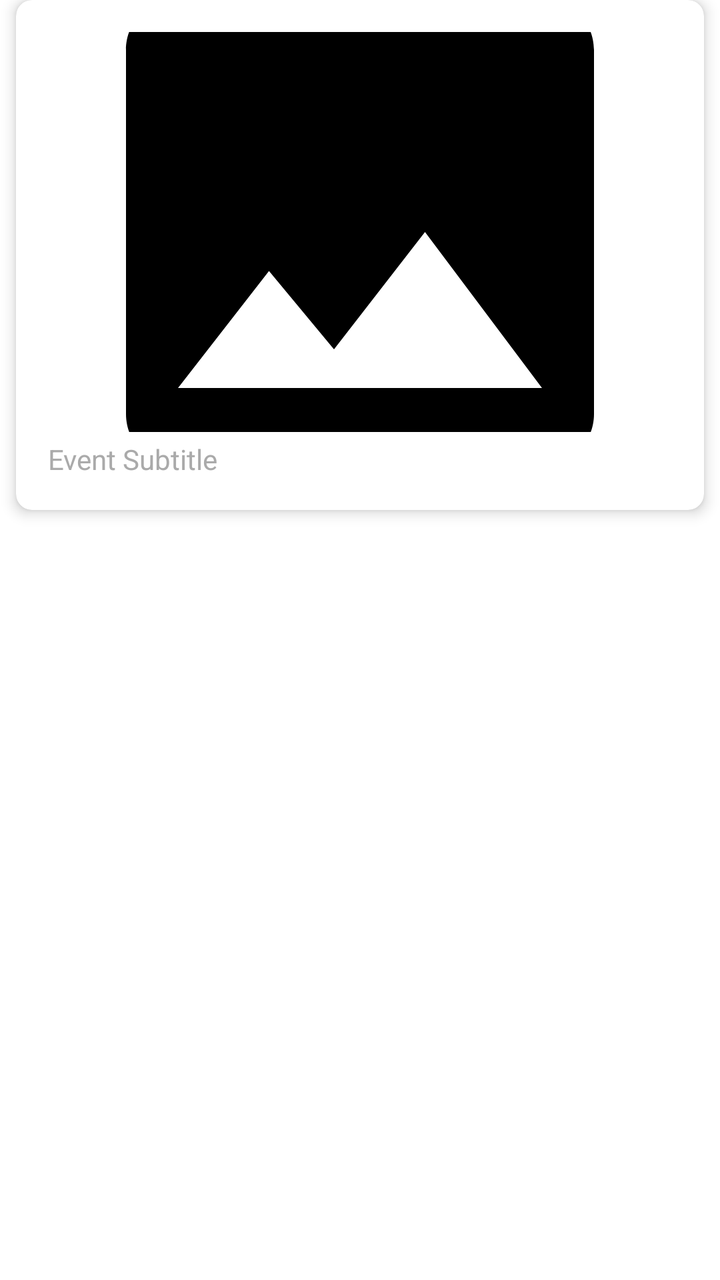
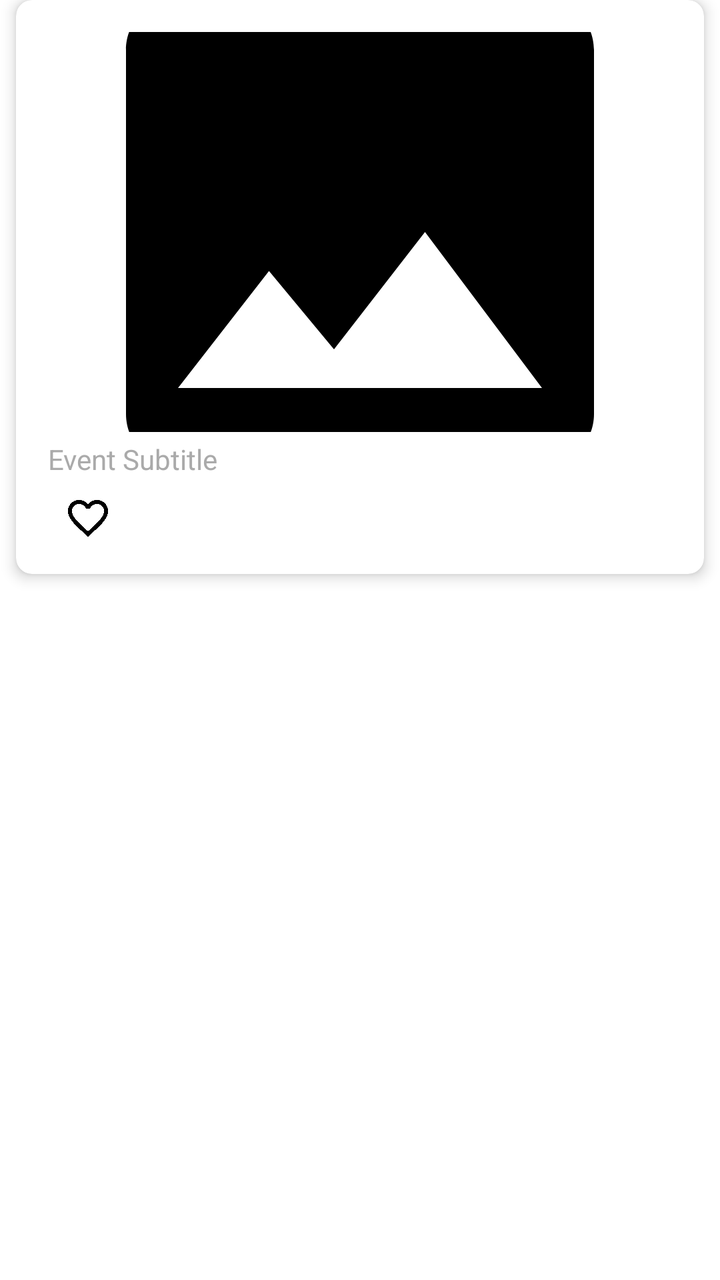

Two renders of the same Android screen: before a commit and after it. Below are the layout's source before the change and the commit's diff.
<!-- AndroidManifest.xml: application theme Theme.AplikasiDicodingEvent -->
<!-- res/layout/item_image_finish.xml -->
<?xml version="1.0" encoding="utf-8"?>
<androidx.constraintlayout.widget.ConstraintLayout
    xmlns:android="http://schemas.android.com/apk/res/android"
    xmlns:app="http://schemas.android.com/apk/res-auto"
    xmlns:tools="http://schemas.android.com/tools"
    android:layout_width="match_parent"
    android:layout_height="wrap_content">

    <androidx.cardview.widget.CardView
        android:layout_width="match_parent"
        android:layout_height="wrap_content"
        android:layout_margin="8dp"
        app:cardCornerRadius="8dp"
        app:cardElevation="4dp"
        tools:ignore="MissingConstraints">

        <LinearLayout
            android:layout_width="match_parent"
            android:layout_height="match_parent"
            android:orientation="vertical"
            android:padding="8dp"
            android:layout_margin="8dp">

            <ImageView
                android:id="@+id/eventImage"
                android:layout_width="match_parent"
                android:layout_height="200dp"
                android:scaleType="centerCrop"
                android:contentDescription="@string/title_image"
                android:src="@drawable/baseline_image_24" />

            <TextView
                android:id="@+id/textDashboard"
                android:layout_width="match_parent"
                android:layout_height="wrap_content"
                android:layout_marginTop="4dp"
                android:text="@string/event_subtitle"
                android:textColor="@android:color/darker_gray"
                android:textSize="14sp" />
        </LinearLayout>
    </androidx.cardview.widget.CardView>
</androidx.constraintlayout.widget.ConstraintLayout>
<!-- resources referenced by this layout -->
<resources>
  <!-- drawable baseline_image_24 (drawable) -->
  <vector xmlns:android="http://schemas.android.com/apk/res/android" android:height="24dp" android:tint="#000000" android:viewportHeight="24" android:viewportWidth="24" android:width="24dp">
        
      <path android:fillColor="@android:color/white" android:pathData="M21,19V5c0,-1.1 -0.9,-2 -2,-2H5c-1.1,0 -2,0.9 -2,2v14c0,1.1 0.9,2 2,2h14c1.1,0 2,-0.9 2,-2zM8.5,13.5l2.5,3.01L14.5,12l4.5,6H5l3.5,-4.5z"/>
      
  </vector>
  <string name="event_subtitle">Event Subtitle</string>
  <string name="title_image">Gambar</string>
  <style name="Theme.AplikasiDicodingEvent" parent="Theme.MaterialComponents.DayNight.DarkActionBar">
          
          <item name="colorPrimary">@color/purple_500</item>
          <item name="colorPrimaryVariant">@color/black</item>
          <item name="colorOnPrimary">@color/white</item>
          
          <item name="colorSecondary">@color/teal_200</item>
          <item name="colorSecondaryVariant">@color/teal_700</item>
          <item name="colorOnSecondary">@color/black</item>
          
          <item name="android:statusBarColor">?attr/colorPrimaryVariant</item>
          
      </style>
  <color name="purple_500">#2563EB</color>
  <color name="black">#FF000000</color>
  <color name="white">#FFFFFF</color>
  <color name="teal_200">#FF03DAC5</color>
  <color name="teal_700">#FF018786</color>
</resources>

<!-- the commit's change to res/layout/item_image_finish.xml (unified diff, before → after) -->
@@ -37,6 +37,17 @@
                 android:text="@string/event_subtitle"
                 android:textColor="@android:color/darker_gray"
                 android:textSize="14sp" />
+
+            <ImageView
+                android:id="@+id/iv_favorite"
+                android:layout_width="wrap_content"
+                android:layout_height="wrap_content"
+                android:layout_marginStart="8dp"
+                android:layout_marginTop="8dp"
+                android:contentDescription="@string/save_favorite"
+                android:src="@drawable/ic_favorite_border_24"
+                app:layout_constraintStart_toStartOf="@id/eventImage"
+                app:layout_constraintTop_toTopOf="@+id/eventImage" />
         </LinearLayout>
     </androidx.cardview.widget.CardView>
 </androidx.constraintlayout.widget.ConstraintLayout>
<!-- resource entries referenced after the edit -->
@@ -6,7 +6,14 @@
       <path android:fillColor="@android:color/white" android:pathData="M21,19V5c0,-1.1 -0.9,-2 -2,-2H5c-1.1,0 -2,0.9 -2,2v14c0,1.1 0.9,2 2,2h14c1.1,0 2,-0.9 2,-2zM8.5,13.5l2.5,3.01L14.5,12l4.5,6H5l3.5,-4.5z"/>
       
   </vector>
+  <!-- drawable ic_favorite_border_24 (drawable) -->
+  <vector xmlns:android="http://schemas.android.com/apk/res/android" android:height="24dp" android:tint="#000000" android:viewportHeight="24" android:viewportWidth="24" android:width="24dp">
+        
+      <path android:fillColor="@android:color/white" android:pathData="M16.5,3c-1.74,0 -3.41,0.81 -4.5,2.09C10.91,3.81 9.24,3 7.5,3 4.42,3 2,5.42 2,8.5c0,3.78 3.4,6.86 8.55,11.54L12,21.35l1.45,-1.32C18.6,15.36 22,12.28 22,8.5 22,5.42 19.58,3 16.5,3zM12.1,18.55l-0.1,0.1 -0.1,-0.1C7.14,14.24 4,11.39 4,8.5 4,6.5 5.5,5 7.5,5c1.54,0 3.04,0.99 3.57,2.36h1.87C13.46,5.99 14.96,5 16.5,5c2,0 3.5,1.5 3.5,3.5 0,2.89 -3.14,5.74 -7.9,10.05z"/>
+      
+  </vector>
   <string name="event_subtitle">Event Subtitle</string>
+  <string name="save_favorite">Save Favorite ?</string>
   <string name="title_image">Gambar</string>
   <style name="Theme.AplikasiDicodingEvent" parent="Theme.MaterialComponents.DayNight.DarkActionBar">
           
